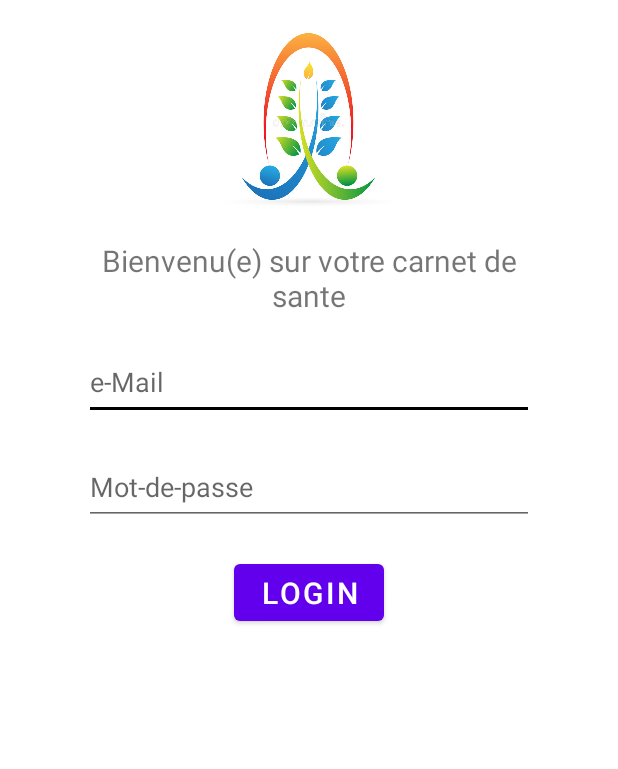
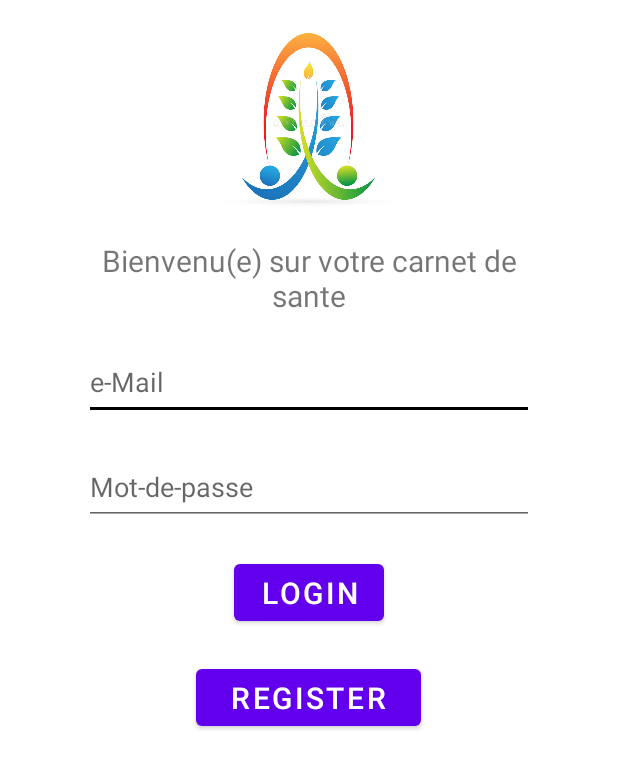
Before and after one commit to blastman0/GL2_Carnet_de_Sante_Groupe_18, an Android app: the layout activity_main.xml on its own in the app's theme, with its tools: preview values and no code run, on a phone screen of 412 x 824 dp. Shown: the top 769 px of the screen. Run offline under Robolectric (Android 15) with nearby library versions, the phone set to English and light mode, and no system bars.

Commit message:
Implematation de la connexion et l'enregistrement

```diff
--- a/app/build.gradle
+++ b/app/build.gradle
@@ -26,6 +26,9 @@ android {
         sourceCompatibility JavaVersion.VERSION_1_8
         targetCompatibility JavaVersion.VERSION_1_8
     }
+    buildFeatures {
+        viewBinding true
+    }
 }
 
 dependencies {
@@ -33,6 +36,8 @@ dependencies {
     implementation 'androidx.appcompat:appcompat:1.5.1'
     implementation 'com.google.android.material:material:1.7.0'
     implementation 'androidx.constraintlayout:constraintlayout:2.1.4'
+    implementation 'androidx.navigation:navigation-fragment:2.5.3'
+    implementation 'androidx.navigation:navigation-ui:2.5.3'
     testImplementation 'junit:junit:4.13.2'
     androidTestImplementation 'androidx.test.ext:junit:1.1.4'
     androidTestImplementation 'androidx.test.espresso:espresso-core:3.5.0'
--- a/app/src/main/res/layout/activity_main.xml
+++ b/app/src/main/res/layout/activity_main.xml
@@ -60,4 +60,15 @@
 
         />
 
+    <Button
+        android:id="@+id/b_register"
+        android:layout_width="150dp"
+        android:layout_height="50dp"
+        android:layout_gravity="center"
+        android:layout_marginTop="20dp"
+        android:text="Register"
+        android:textSize="20dp"
+
+        />
+
   </LinearLayout>
--- /dev/null
+++ b/app/src/main/res/values-land/dimens.xml
@@ -0,0 +1,3 @@
+<resources>
+      <dimen name="fab_margin">48dp</dimen>
+   </resources>
--- /dev/null
+++ b/app/src/main/res/values-w1240dp/dimens.xml
@@ -0,0 +1,3 @@
+<resources>
+      <dimen name="fab_margin">200dp</dimen>
+   </resources>
--- /dev/null
+++ b/app/src/main/res/values-w600dp/dimens.xml
@@ -0,0 +1,3 @@
+<resources>
+      <dimen name="fab_margin">48dp</dimen>
+   </resources>
--- /dev/null
+++ b/app/src/main/res/values/dimens.xml
@@ -0,0 +1,3 @@
+<resources>
+      <dimen name="fab_margin">16dp</dimen>
+   </resources>
--- a/app/src/main/res/values/themes.xml
+++ b/app/src/main/res/values/themes.xml
@@ -13,4 +13,10 @@
         <item name="android:statusBarColor">?attr/colorPrimaryVariant</item>
         <!-- Customize your theme here. -->
     </style>
+    <style name="Theme.Kenkocho.NoActionBar">
+        <item name="windowActionBar">false</item>
+        <item name="windowNoTitle">true</item>
+    </style>
+    <style name="Theme.Kenkocho.AppBarOverlay" parent="ThemeOverlay.AppCompat.Dark.ActionBar" />
+    <style name="Theme.Kenkocho.PopupOverlay" parent="ThemeOverlay.AppCompat.Light" />
 </resources>
```
Also changed, not shown: app/src/main/AndroidManifest.xml (+13 -4 lines), app/src/main/java/com/example/kenkocho/MainActivity.java (+101 -1 lines), app/src/main/res/values/strings.xml (+9 -0 lines), app/src/main/res/drawable/logo-de-santé-26195064.jpg (deleted).
